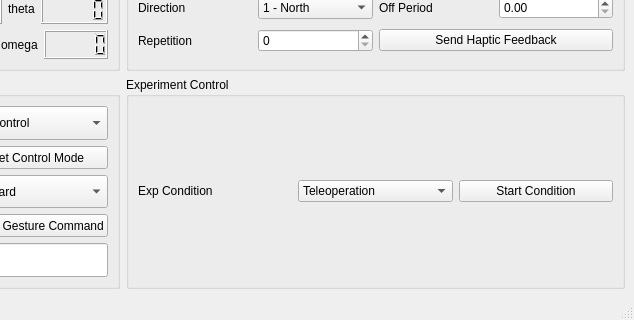
Old version of the form ui/exp_main_window.ui in the repository yuhangc/ford_project; both pictures show x 389 to 1023 and y 379 to 699 of the 1023 by 699 pixel window.
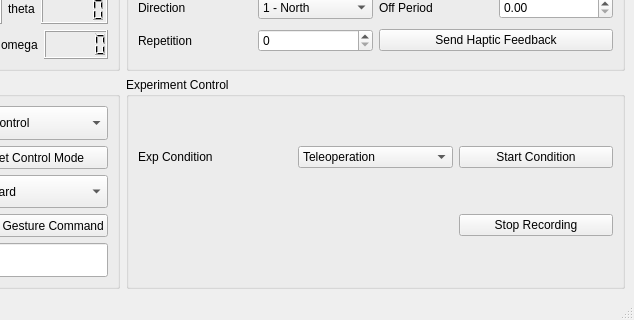
New version of the form.

```diff
--- a/ui/exp_main_window.ui
+++ b/ui/exp_main_window.ui
@@ -688,6 +688,13 @@
          </property>
         </widget>
        </item>
+       <item row="1" column="2">
+        <widget class="QPushButton" name="button_stop_record">
+         <property name="text">
+          <string>Stop Recording</string>
+         </property>
+        </widget>
+       </item>
       </layout>
      </widget>
     </item>
```
